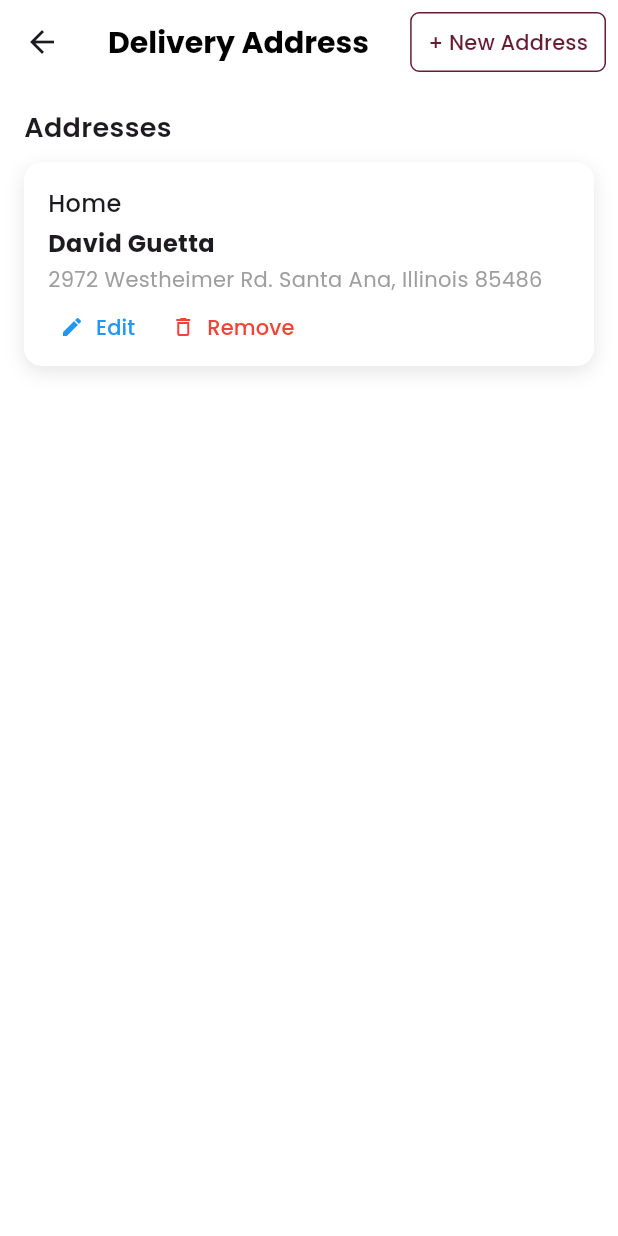
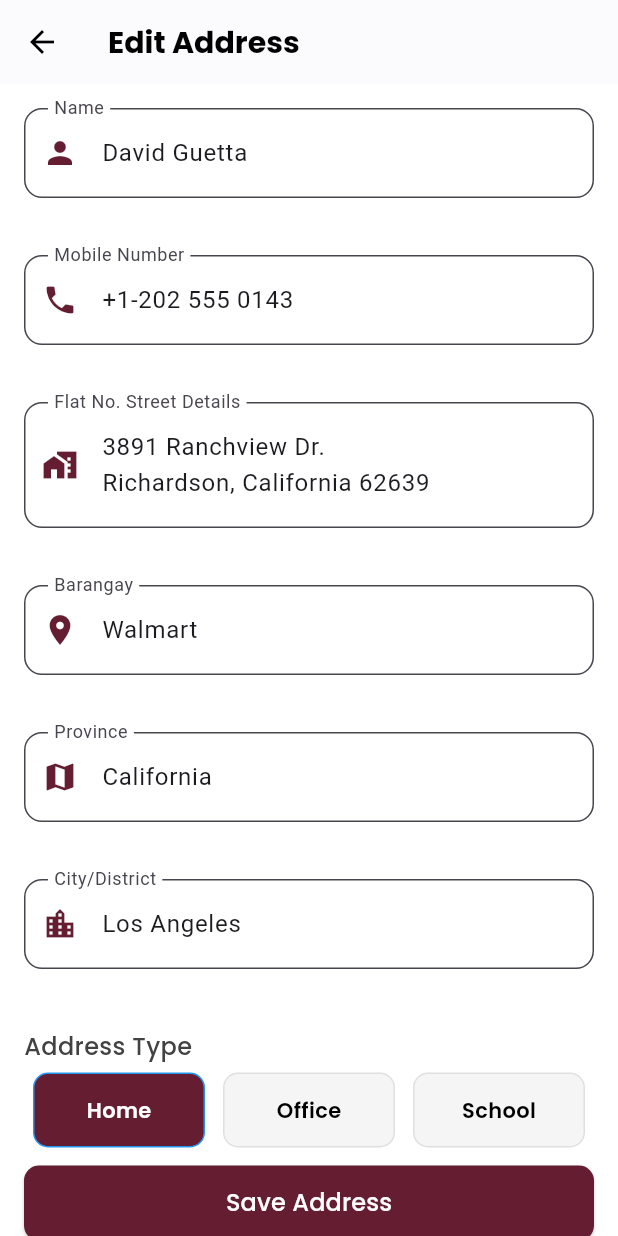
Before and after one commit to umali928/Project, a Flutter app: the AddressListScreen screen opened directly, after a tap on "Edit", on a phone screen of 412 x 824 dp. Run offline on Flutter 3.47's test engine with Material 3 defaults, Android fonts, the phone set to English and light mode, and no system bars; our stand-ins replace cloud_firestore, firebase_auth, firebase_core, google_fonts, image_picker, lucide_icons and 1 more; accounts and stored records are empty.

Commit message:
added EditAddressForm

```diff
--- a/lib/EditAddressForm.dart
+++ b/lib/EditAddressForm.dart
@@ -0,0 +1,175 @@
+import 'package:flutter/material.dart';
+import 'package:google_fonts/google_fonts.dart';
+void main() {
+  runApp(const MyApp());
+}
+
+class MyApp extends StatelessWidget {
+  const MyApp({super.key});
+
+  @override
+  Widget build(BuildContext context) {
+    return MaterialApp(
+      title: 'Edit Address',
+      debugShowCheckedModeBanner: false,
+      theme: ThemeData(
+        primarySwatch: Colors.red, // Replace with a predefined MaterialColor
+      ),
+      home: EditAddressPage(),
+    );
+  }
+}
+
+class  EditAddressPage extends StatefulWidget {
+  const EditAddressPage({super.key});
+
+  @override
+  State<EditAddressPage> createState() => _EditAddressPageState();
+}
+
+class _EditAddressPageState extends State<EditAddressPage> {
+  String addressType = 'Home';
+  bool useAsDefault = false;
+
+  final _controllers = {
+    'Name': TextEditingController(text: 'David Guetta'),
+    'Mobile Number': TextEditingController(text: '+1-202 555 0143'),
+    'Flat No. Street Details':
+        TextEditingController(text: '3891 Ranchview Dr.\nRichardson, California 62639'),
+    'Barangay': TextEditingController(text: 'Walmart'),
+    'Province': TextEditingController(text: 'California'),
+    'City/District': TextEditingController(text: 'Los Angeles'),
+  };
+  final Map<String, IconData> _icons = {
+    'Name': Icons.person,
+    'Mobile Number': Icons.phone,
+    'Flat No. Street Details': Icons.home_work,
+    'Barangay': Icons.location_on,
+    'Province': Icons.map,
+    'City/District': Icons.location_city,
+  };
+  @override
+  Widget build(BuildContext context) {
+    return Scaffold(
+      backgroundColor: Colors.white,
+      appBar: AppBar(
+        title:  Text('Edit Address',
+            style: GoogleFonts.poppins(
+                color: Colors.black, fontWeight: FontWeight.bold, fontSize: 20)),
+        backgroundColor: Colors.white,
+        elevation: 0.5,
+        foregroundColor: Colors.black,
+      ),
+      body: LayoutBuilder(
+        builder: (context, constraints) {
+          return SingleChildScrollView(
+            child: ConstrainedBox(
+              constraints: BoxConstraints(minHeight: constraints.maxHeight),
+              child: IntrinsicHeight(
+                child: Padding(
+                  padding: const EdgeInsets.all(16),
+                  child: Column(
+                    children: [
+                      ..._controllers.entries.map((entry) => Padding(
+                            padding: const EdgeInsets.only(bottom: 38),
+                            child: TextField(
+                              controller: entry.value,
+                              maxLines: entry.key == 'Flat No. Street Details' ? null : 1,
+                              decoration: InputDecoration(
+                                labelText: entry.key,
+                                filled: true,
+                                fillColor: Colors.white,
+                                 prefixIcon: Icon(_icons[entry.key], color: Color(0xFF651D32)),
+                                contentPadding: const EdgeInsets.symmetric(
+                                    horizontal: 16, vertical: 18),
+                                border: OutlineInputBorder(
+                                  borderRadius: BorderRadius.circular(12),
+                                  borderSide:
+                                      BorderSide(color: Colors.grey.shade300, width: 1),
+                                ),
+                                focusedBorder: OutlineInputBorder(
+                                  borderRadius: BorderRadius.circular(12),
+                                  borderSide:
+                                      const BorderSide(color: Colors.blue, width: 1.5),
+                                ),
+                              ),
+                            ),
+                          )),
+                      const SizedBox(height: 2),
+                      Align(
+                        alignment: Alignment.centerLeft,
+                        child: Text(
+                          "Address Type",
+                          style: GoogleFonts.poppins(
+                              fontSize: 16,
+                              fontWeight: FontWeight.w500,
+                              color: Colors.grey[800]),
+                        ),
+                      ),
+                      const SizedBox(height: 6),
+                      Row(
+                        mainAxisAlignment: MainAxisAlignment.spaceBetween,
+                        children: ['Home', 'Office', 'School'].map((type) {
+                          final isSelected = addressType == type;
+                          return Expanded(
+                            child: GestureDetector(
+                              onTap: () => setState(() => addressType = type),
+                              child: AnimatedContainer(
+                                duration: const Duration(milliseconds: 300),
+                                curve: Curves.easeInOut,
+                                margin: const EdgeInsets.symmetric(horizontal: 6),
+                                padding: const EdgeInsets.symmetric(vertical: 14),
+                                decoration: BoxDecoration(
+                                  color: isSelected ? Color(0xFF651D32) : Colors.grey.shade100,
+                                  borderRadius: BorderRadius.circular(10),
+                                  border: Border.all(
+                                      color: isSelected
+                                          ? Colors.blue
+                                          : Colors.grey.shade300,
+                                      width: 1),
+                                ),
+                                child: Center(
+                                  child: Text(
+                                    type,
+                                    style: GoogleFonts.poppins(
+                                      color: isSelected ? Colors.white : Colors.black,
+                                      fontWeight: FontWeight.w600,
+                                    ),
+                                  ),
+                                ),
+                              ),
+                            ),
+                          );
+                        }).toList(),
+                      ),
+                      const SizedBox(height: 12),
+                      const Spacer(),
+                      SizedBox(
+                        width: double.infinity,
+                        height: 50,
+                        child: ElevatedButton(
+                          onPressed: () {},
+                          style: ElevatedButton.styleFrom(
+                            backgroundColor: Color(0xFF651D32),
+                            shape: RoundedRectangleBorder(
+                              borderRadius: BorderRadius.circular(10),
+                            ),
+                          ),
+                          child: Text(
+                            "Save Address",
+                            style: GoogleFonts.poppins(fontSize: 16, color: Colors.white),
+                          ),
+                        ),
+                      ),
+                      const SizedBox(height: 16),
+                    ],
+                  ),
+                ),
+              ),
+            ),
+          );
+        },
+      ),
+    );
+  }
+}
--- a/lib/addressList.dart
+++ b/lib/addressList.dart
@@ -1,6 +1,8 @@
 import 'package:flutter/material.dart';
 import 'profile.dart';
 import 'package:google_fonts/google_fonts.dart';
+import 'addressForm.dart';
+import 'EditAddressForm.dart';
 void main() {
   runApp(const MyApp());
 }
@@ -60,7 +62,12 @@ class AddressListScreen extends StatelessWidget {
                 padding:
                     const EdgeInsets.symmetric(horizontal: 12, vertical: 0),
               ),
-              onPressed: () {},
+              onPressed: () {
+                Navigator.push(
+                  context,
+                  MaterialPageRoute(builder: (context) => AddAddressPage()),
+                );
+              },
               child: Text(
                 "+ New Address",
                 style: GoogleFonts.poppins(color: Color(0xFF651D32), fontWeight: FontWeight.w500),
@@ -127,7 +134,14 @@ class AddressListScreen extends StatelessWidget {
                             runSpacing: 4,
                             children: [
                               TextButton.icon(
-                                onPressed: () {},
+                                onPressed: () {
+                                  Navigator.push(
+                                    context,
+                                    MaterialPageRoute(
+                                        builder: (context) =>
+                                            EditAddressPage()),
+                                  );
+                                },
                                 icon: const Icon(Icons.edit,
                                     size: 16, color: Colors.blue),
                                 label:  Text("Edit",
```
Also changed, not shown: lib/addressForm.dart (+123 -174 lines).
